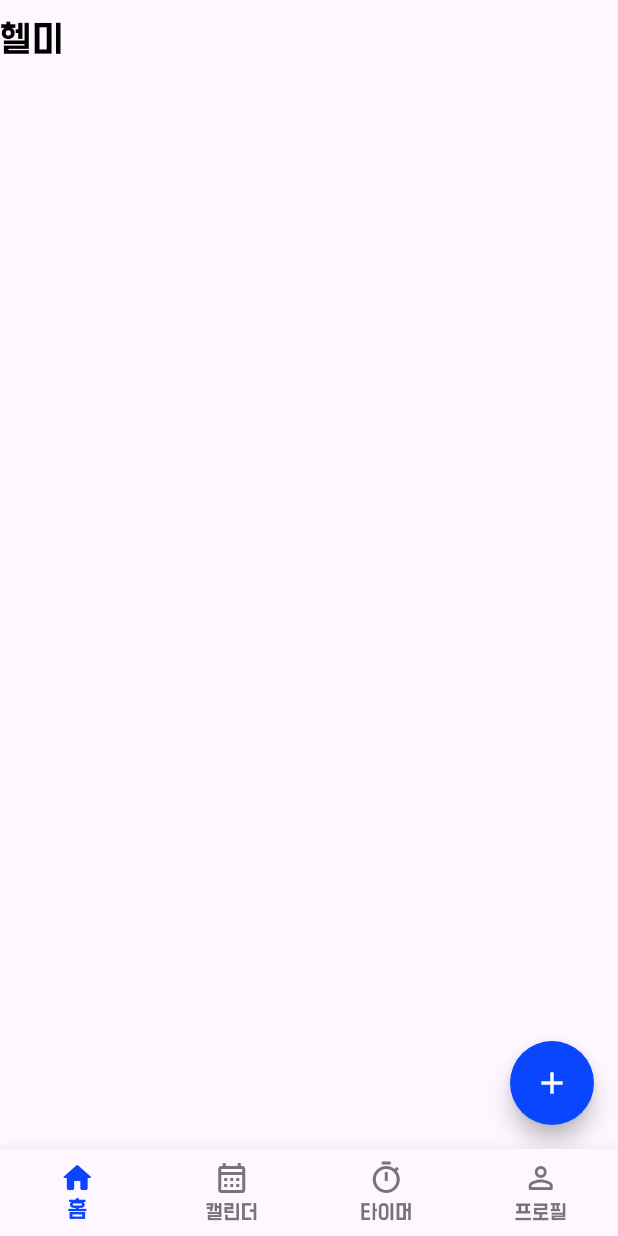
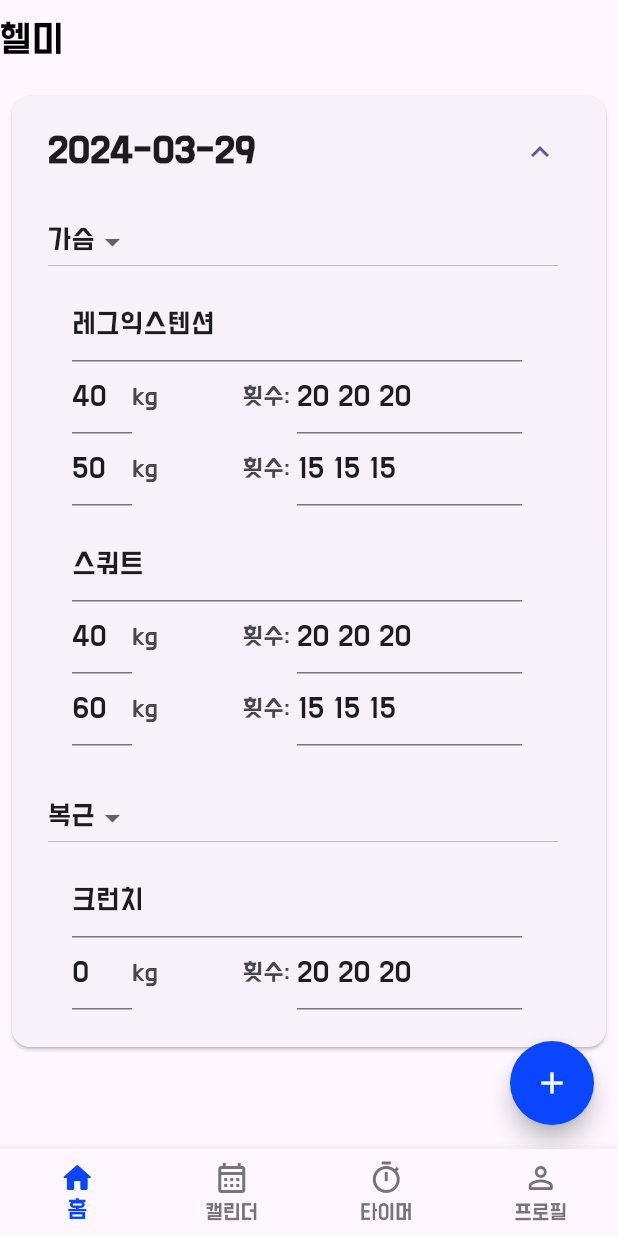
Before and after one commit to kang-min-seok/Helmy, a Flutter app: the screen it shows after launch, after a tap on the "add" icon, on a phone screen of 412 x 824 dp. Run offline on Flutter 3.47's test engine with Material 3 defaults, Android fonts, the light colour scheme and no system bars; our stand-ins replace shared_preferences.

Commit message:
"Feat: 운동 데이터 적용, 수정 기능 진행중"

```diff
--- a/lib/main.dart
+++ b/lib/main.dart
@@ -18,6 +18,7 @@ class MyApp extends StatelessWidget {
       theme: ThemeData(
         fontFamily: "Dohyeon",
         useMaterial3: true,
+        dividerColor: Colors.transparent,
       ),
       debugShowCheckedModeBanner: false,
       home: const BottomNavigation(),
--- a/lib/models/WorkoutRecord.dart
+++ b/lib/models/WorkoutRecord.dart
@@ -1,27 +1,42 @@
+import 'dart:convert';
+
 class WorkoutRecord {
-  final String date;
-  final String workoutPart;
-  final Map<String, dynamic> workoutTypes;
+  int id;
+  String date;
+  Map<String, Map<String, Map<String, List<int>>>> workoutTypes;
 
   WorkoutRecord({
+    required this.id,
     required this.date,
-    required this.workoutPart,
-    required this.workoutTypes,
-  });
+    Map<String, Map<String, Map<String, List<int>>>>? workoutTypes,
+  }) : workoutTypes = workoutTypes ?? {};
 
   Map<String, dynamic> toJson() {
     return {
+      'id': id,
       'date': date,
-      'workoutPart': workoutPart,
-      'workoutTypes': workoutTypes,
+      'workoutTypes': workoutTypes.map((part, exercises) =>
+          MapEntry(part, exercises.map((exercise, sets) =>
+              MapEntry(exercise, sets.map((weight, reps) =>
+                  MapEntry(weight, reps)))))),
     };
   }
 
   factory WorkoutRecord.fromJson(Map<String, dynamic> json) {
+    var workoutTypesJson = json['workoutTypes'] as Map<String, dynamic>;
+    var workoutTypes = workoutTypesJson.map((part, exercisesJson) =>
+        MapEntry(
+            part,
+            (exercisesJson as Map<String, dynamic>).map((exercise, setsJson) =>
+                MapEntry(
+                    exercise,
+                    (setsJson as Map<String, dynamic>).map((weight, reps) =>
+                        MapEntry(weight, List<int>.from(reps)))))));
+
     return WorkoutRecord(
-      date: json['date'] as String,
-      workoutPart: json['workoutPart'] as String,
-      workoutTypes: json['workoutTypes'] as Map<String, dynamic>,
+      id: json['id'],
+      date: json['date'],
+      workoutTypes: workoutTypes,
     );
   }
 }
--- a/lib/pages/home_page.dart
+++ b/lib/pages/home_page.dart
@@ -1,24 +1,10 @@
 import 'package:flutter/material.dart';
-import 'package:localstorage/localstorage.dart';
+import 'package:shared_preferences/shared_preferences.dart';
 import 'dart:convert';
 import 'package:intl/intl.dart';
+import '../models/WorkoutRecord.dart';
+import './widgets/workout_record_widget.dart';
 
-// LocalStorage 인스턴스 생성
-final LocalStorage storage = LocalStorage('workout_data.json');
-
-Future<void> saveWorkoutData(Map<String, dynamic> workoutData) async {
-  await storage.ready;
-  await storage.setItem('workout_${workoutData['id']}', json.encode(workoutData));
-}
-
-Future<Map<String, dynamic>?> loadWorkoutData(int id) async {
-  await storage.ready;
-  var data = storage.getItem('workout_$id');
-  if (data != null) {
-    return json.decode(data);
-  }
-  return null;
-}
 
 class HomePage extends StatefulWidget {
   const HomePage({Key? key}) : super(key: key);
@@ -29,64 +15,72 @@ class HomePage extends StatefulWidget {
 
 
 class _HomePageState extends State<HomePage> {
-  List<Map<String, dynamic>> workoutList = [];
+  List<WorkoutRecord> workoutRecords = [];
 
   @override
   void initState() {
     super.initState();
-    _loadAllData();
+    _loadData();
   }
 
-  Future<void> _loadAllData() async {
-    await storage.ready;
-    // LocalStorage에서 모든 데이터를 불러옵니다.
-    final allData = storage.getItem('workoutData') ?? [];
-    setState(() {
-      workoutList = List<Map<String, dynamic>>.from(allData);
-    });
+  Future<void> _loadData() async {
+    final prefs = await SharedPreferences.getInstance();
+    String? storedData = prefs.getString('workoutRecords');
+    if (storedData != null) {
+      setState(() {
+        List<dynamic> recordsJson = jsonDecode(storedData) as List<dynamic>;
+        workoutRecords = recordsJson.map((recordJson) => WorkoutRecord.fromJson(recordJson)).toList();
+      });
+    }
   }
 
   Future<void> _addNewData() async {
-    final newId = workoutList.length + 1; // 새로운 ID를 생성합니다.
-    final todayDate = DateFormat('yyyy-MM-dd').format(DateTime.now()); // 오늘 날짜를 가져옵니다.
-    final newWorkoutData = {
-      "id": newId,
-      "date": todayDate,
-      "workout_part": '',
-      "rest_time": '',
-      "workoutType": {}
-    };
+    final newId = workoutRecords.isNotEmpty ? workoutRecords.last.id + 1 : 1;
+    final todayDate = DateFormat('yyyy-MM-dd').format(DateTime.now());
 
-    // 새로운 데이터를 리스트에 추가하고 저장합니다.
-    workoutList.add(newWorkoutData);
-    await storage.setItem('workoutData', json.encode(workoutList));
-    _loadAllData(); // 화면을 업데이트하기 위해 데이터를 다시 불러옵니다.
+    // Create a new workout record with empty workout part and types
+    final newRecord = WorkoutRecord(
+      id: newId,
+      date: todayDate,
+      workoutTypes: {
+        "가슴": {
+          "레그익스텐션": {"40": [20, 20, 20], "50": [15, 15, 15]},
+          "스쿼트": {"40": [20, 20, 20], "60": [15, 15, 15]},
+        },
+        "복근": {
+          "크런치": {"0": [20, 20, 20], },
+        }
+
+      }, // Initialize with an empty map
+    );
+
+    setState(() {
+      workoutRecords.add(newRecord);
+    });
+
+    // Save the updated workout records list to SharedPreferences
+    final prefs = await SharedPreferences.getInstance();
+    String encodedData = jsonEncode(workoutRecords.map((record) => record.toJson()).toList());
+    await prefs.setString('workoutRecords', encodedData);
   }
-
 
   @override
   Widget build(BuildContext context) {
     return Scaffold(
       body: ListView.builder(
-        itemCount: workoutList.length,
+        itemCount: workoutRecords.length,
         itemBuilder: (context, index) {
-          final workoutData = workoutList[index];
-          return ListTile(
-            title: Text('날짜: ${workoutData['date']}'),
-            subtitle: Text('운동부위: ${workoutData['workout_part']}'),
-          );
+          final record = workoutRecords[index];
+          return WorkoutRecordWidget(record: record);
         },
       ),
       floatingActionButton: FloatingActionButton(
-        onPressed: _addNewData, // 버튼을 누를 때 _saveData를 호출합니다.
+        onPressed: _addNewData,
         backgroundColor: const Color(0xff0a46ff),
         shape: const CircleBorder(),
-        child: const Icon(
-          Icons.add,
-          color: Colors.white,
-        ),
+        child: const Icon(Icons.add, color: Colors.white),
       ),
-      floatingActionButtonLocation: FloatingActionButtonLocation.endFloat, // 버튼 위치
+      floatingActionButtonLocation: FloatingActionButtonLocation.endFloat,
     );
   }
 }
--- a/lib/pages/widgets/workout_record_widget.dart
+++ b/lib/pages/widgets/workout_record_widget.dart
@@ -0,0 +1,132 @@
+import 'package:flutter/material.dart';
+import '../../models/WorkoutRecord.dart';
+
+class WorkoutRecordWidget extends StatefulWidget {
+  final WorkoutRecord record;
+
+  WorkoutRecordWidget({Key? key, required this.record}) : super(key: key);
+
+  @override
+  _WorkoutRecordWidgetState createState() => _WorkoutRecordWidgetState();
+}
+
+
+class _WorkoutRecordWidgetState extends State<WorkoutRecordWidget> {
+
+  Map<String, String> _selectedExercises = {};
+  final List<String> _exercises = [
+    '하체',
+    '가슴',
+    '등',
+    '어깨',
+    '복근',
+    '팔',
+  ];
+
+  @override
+  void initState() {
+    super.initState();
+    widget.record.workoutTypes.keys.forEach((partName) {
+      _selectedExercises[partName] = partName;
+    });
+  }
+
+  @override
+  Widget build(BuildContext context) {
+
+    return Card(
+      margin: EdgeInsets.all(8.0),
+      child: Container(
+        padding: EdgeInsets.all(8.0),
+        child: ExpansionTile(
+          title: Text(
+            widget.record.date,
+            style: const TextStyle(
+              fontSize: 21,
+              fontWeight: FontWeight.bold,
+            ),
+          ),
+          initiallyExpanded:true,
+          children: widget.record.workoutTypes.entries.map((partEntry) {
+            String partName = partEntry.key;
+            return ListTile(
+              title:  _dropDown(partName),
+              subtitle: Column(
+                children: partEntry.value.entries.map((exerciseEntry) {
+                  String exerciseName = exerciseEntry.key;
+                  TextEditingController exerciseNameController = TextEditingController(text: exerciseName);
+                  return Column(
+                    crossAxisAlignment: CrossAxisAlignment.start,
+                    children: [
+                      ListTile(
+                        title: Container(
+                          width:100,
+                            child: TextFormField(
+                              controller: exerciseNameController,
+                            ),
+                          ),
+                        subtitle: Column(
+                          children: exerciseEntry.value.entries.map((setEntry) {
+                            String weight = setEntry.key;
+                            List<int> repsList = setEntry.value;
+                            TextEditingController weightController = TextEditingController(text: weight);
+                            TextEditingController repsController = TextEditingController(text: repsList.join(" "));
+                            return Row(
+                              mainAxisAlignment: MainAxisAlignment.spaceBetween,
+                              children: [
+                                Row(
+                                  children: [
+                                    Container(
+                                      width:40,
+                                      child: TextFormField(
+                                        keyboardType: TextInputType.number,
+                                        controller: weightController,
+                                      ),
+                                    ),
+                                    const Text("kg"),
+                                  ],
+                                ),
+                                Row(
+                                  children: [
+                                    const Text("횟수: "),
+                                    Container(
+                                      width:150,
+                                      child: TextFormField(
+                                        keyboardType: TextInputType.number,
+                                        controller: repsController,
+                                      ),
+                                    ),
+                                  ],
+                                ),
+                              ],
+                            );
+                          }).toList(),
+                        ),
+                      ),
+                    ],
+                  );
+                }).toList(),
+              ),
+
+            );
+          }).toList(),
+        ),
+      ),
+    );
+  }
+
+  Widget _dropDown(String partName) =>
+      DropdownButton<String>(
+          value: _selectedExercises[partName],  // Use the Map for tracking selected item per partName
+          onChanged: (String? newValue) {
+            if (newValue != null) {  // Check for null before assigning
+              setState(() {
+                _selectedExercises[partName] = newValue;
+              });
+            }
+          },
+          items: _exercises.map((exercise) =>
+              DropdownMenuItem<String>(value: exercise, child: Text(exercise))
+          ).toList());
+
+}
```
